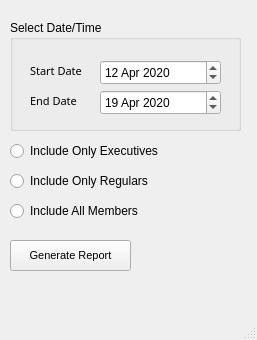
UnitedPuggs/The-Simps, file SalesReport.ui: the form before one commit.
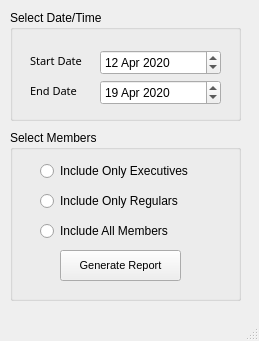
The form after the commit.

The edit to the form file:
```diff
--- a/SalesReport.ui
+++ b/SalesReport.ui
@@ -6,10 +6,16 @@
    <rect>
     <x>0</x>
     <y>0</y>
-    <width>257</width>
-    <height>340</height>
+    <width>259</width>
+    <height>341</height>
    </rect>
   </property>
+  <property name="sizePolicy">
+   <sizepolicy hsizetype="Fixed" vsizetype="Fixed">
+    <horstretch>0</horstretch>
+    <verstretch>0</verstretch>
+   </sizepolicy>
+  </property>
   <property name="windowTitle">
    <string>MainWindow</string>
   </property>
@@ -18,7 +24,7 @@
     <property name="geometry">
      <rect>
       <x>10</x>
-      <y>20</y>
+      <y>10</y>
       <width>231</width>
       <height>111</height>
      </rect>
@@ -99,30 +105,23 @@
      </property>
     </widget>
    </widget>
-   <widget class="QPushButton" name="pushButton">
+   <widget class="QGroupBox" name="groupBox">
     <property name="geometry">
      <rect>
       <x>10</x>
-      <y>240</y>
-      <width>121</width>
-      <height>31</height>
+      <y>130</y>
+      <width>231</width>
+      <height>171</height>
      </rect>
     </property>
-    <property name="font">
-     <font>
-      <family>Arial</family>
-      <pointsize>8</pointsize>
-     </font>
+    <property name="title">
+     <string>Select Members</string>
     </property>
-    <property name="text">
-     <string>Generate Report</string>
-    </property>
-   </widget>
    <widget class="QRadioButton" name="radioButton">
     <property name="geometry">
      <rect>
-      <x>10</x>
-      <y>140</y>
+       <x>30</x>
+       <y>30</y>
       <width>171</width>
       <height>22</height>
      </rect>
@@ -134,8 +133,8 @@
    <widget class="QRadioButton" name="radioButton_2">
     <property name="geometry">
      <rect>
-      <x>10</x>
-      <y>170</y>
+       <x>30</x>
+       <y>60</y>
       <width>171</width>
       <height>22</height>
      </rect>
@@ -144,11 +143,30 @@
      <string>Include Only Regulars</string>
     </property>
    </widget>
+    <widget class="QPushButton" name="pushButton">
+     <property name="geometry">
+      <rect>
+       <x>50</x>
+       <y>120</y>
+       <width>121</width>
+       <height>31</height>
+      </rect>
+     </property>
+     <property name="font">
+      <font>
+       <family>Arial</family>
+       <pointsize>8</pointsize>
+      </font>
+     </property>
+     <property name="text">
+      <string>Generate Report</string>
+     </property>
+    </widget>
    <widget class="QRadioButton" name="radioButton_3">
     <property name="geometry">
      <rect>
-      <x>10</x>
-      <y>200</y>
+       <x>30</x>
+       <y>90</y>
       <width>171</width>
       <height>22</height>
      </rect>
@@ -158,15 +176,6 @@
     </property>
    </widget>
   </widget>
-  <widget class="QMenuBar" name="menubar">
-   <property name="geometry">
-    <rect>
-     <x>0</x>
-     <y>0</y>
-     <width>257</width>
-     <height>25</height>
-    </rect>
-   </property>
   </widget>
   <widget class="QStatusBar" name="statusbar"/>
  </widget>
```
Lines whose indentation alone changed are shown as unchanged.
